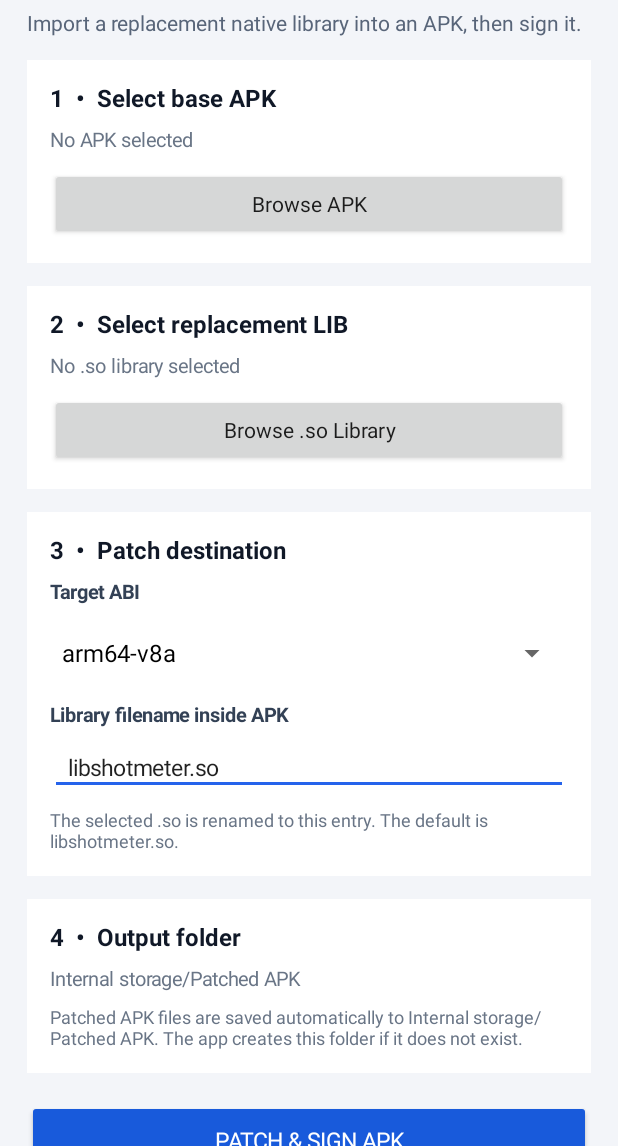
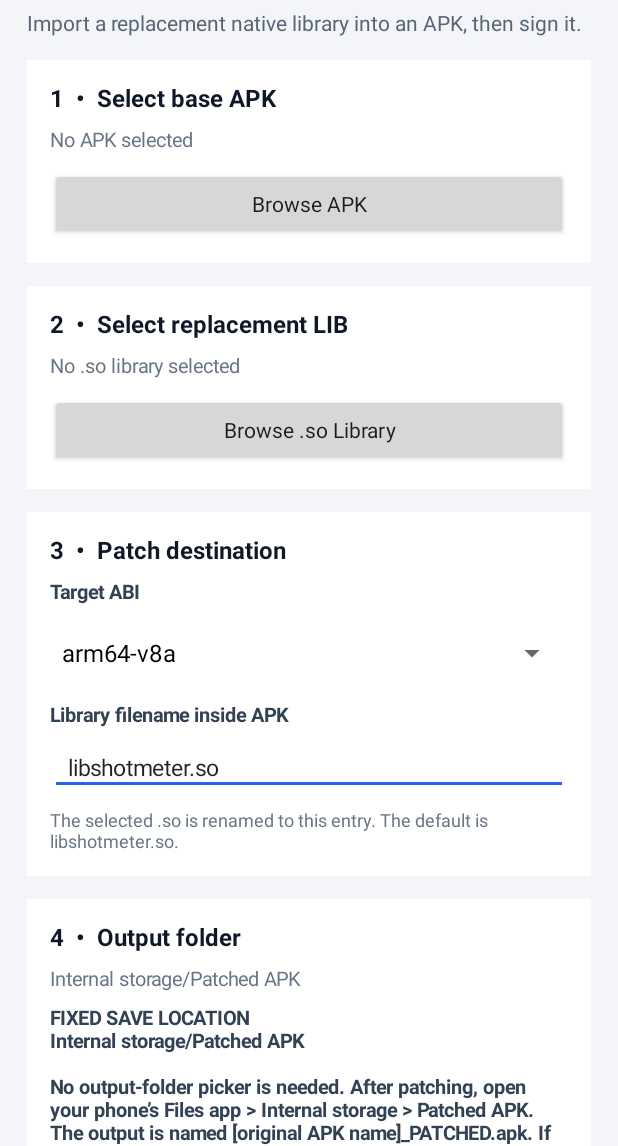
Before and after one commit to Sampota/nba2k20-android-ndk-smoke, an Android app: the screen it shows after launch (MainActivity), on a phone screen of 412 x 824 dp, the part 90-1236 px from its top. Run offline under Robolectric (Android 15) with nearby library versions, the phone set to English and light mode, and no system bars; libraries missing offline, so code that uses them is left out: com.android.apksig, org.bouncycastle.asn1, org.bouncycastle.cert, org.bouncycastle.jce, org.bouncycastle.operator; 1 statement that could not run was skipped.

Commit message:
Clarify fixed patched APK output location

```diff
--- a/apk-patcher/app/src/main/java/com/sampota/patchapktool/MainActivity.java
+++ b/apk-patcher/app/src/main/java/com/sampota/patchapktool/MainActivity.java
@@ -176,7 +176,7 @@ public class MainActivity extends Activity {
         LinearLayout folderCard = card(page, "4  •  Output folder");
         outputValue = text(outputName, 13, 0xFF697586, false);
         folderCard.addView(outputValue, spaced());
-        TextView folderHint = text("Patched APK files are saved automatically to Internal storage/Patched APK. The app creates this folder if it does not exist.", 12, 0xFF697586, false);
+        TextView folderHint = text("FIXED SAVE LOCATION\nInternal storage/Patched APK\n\nNo output-folder picker is needed. After patching, open your phone’s Files app > Internal storage > Patched APK. The output is named [original APK name]_PATCHED.apk. If that name already exists, a number is added (for example, _2).", 13, 0xFF334155, true);
         folderCard.addView(folderHint, spaced());
 
         patchButton = new Button(this);
@@ -191,7 +191,7 @@ public class MainActivity extends Activity {
         patchButton.setOnClickListener(v -> startPatch());
 
         LinearLayout statusCard = card(page, "Status");
-        statusValue = text("Ready. Select an APK, a .so file, and an output folder.", 13, 0xFF334155, false);
+        statusValue = text("Ready. Select the base APK and replacement .so. The patched APK will be saved to Internal storage/Patched APK automatically.", 13, 0xFF334155, false);
         statusValue.setMinLines(2);
         statusCard.addView(statusValue, spaced());
 
```
